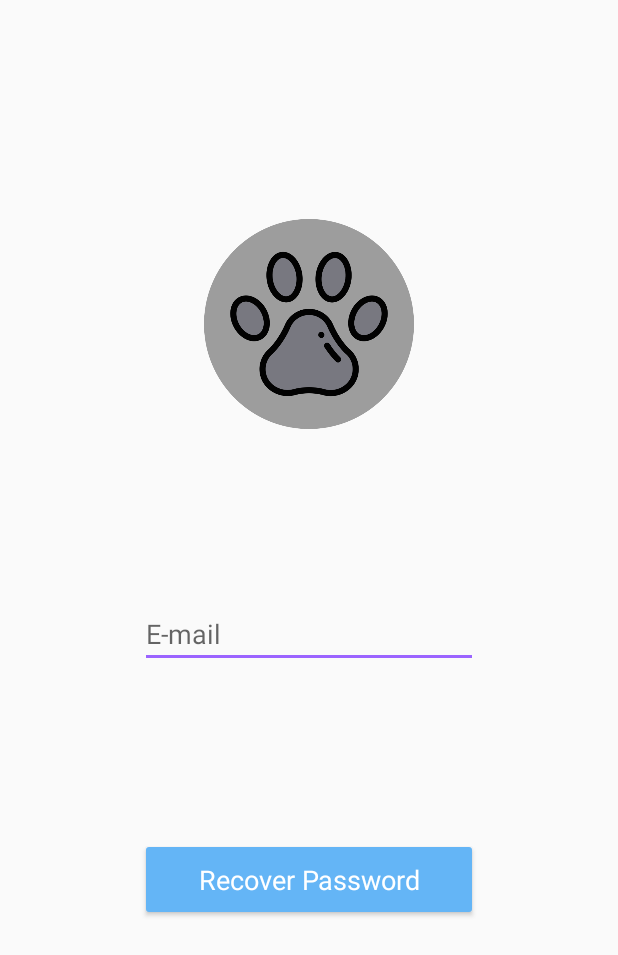
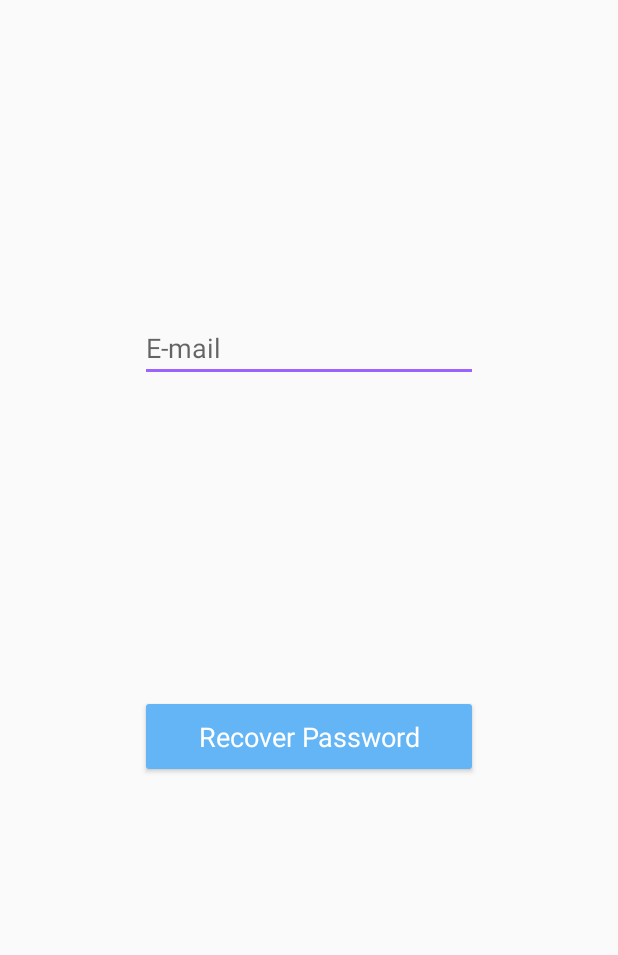
Before and after one commit to marcomr22/AppsMoveis, an Android app: the screen it shows after launch (PasswordRecovery), after a tap on "Forgot your password?", on a phone screen of 412 x 824 dp. Shown: the top 955 px of the screen. Run offline under Robolectric (Android 15) with nearby library versions, the phone set to English and light mode, and no system bars; our stand-ins replace Firebase (no records; nobody signed in at launch, a user with empty details on screens opened directly).

Commit message:
Some minor upgrades

```diff
--- a/app/src/main/res/layout/activity_change_password.xml
+++ b/app/src/main/res/layout/activity_change_password.xml
@@ -29,7 +29,7 @@
         android:ems="10"
         android:hint="@string/hint_confirm_new_password"
         android:inputType="textPassword"
-        android:textColor="#FFFFFF"
+        android:textColor="#000000"
         app:layout_constraintBottom_toTopOf="@+id/ChangePasswordButton"
         app:layout_constraintEnd_toEndOf="parent"
         app:layout_constraintStart_toStartOf="parent"
--- a/app/src/main/res/layout/activity_icon_credits.xml
+++ b/app/src/main/res/layout/activity_icon_credits.xml
@@ -27,7 +27,6 @@
         android:layout_marginTop="24dp"
         android:layout_marginEnd="24dp"
         android:linksClickable="true"
-        android:longClickable="true"
         android:text="@string/credits1"
         android:textColor="#000000"
         android:textSize="16sp"
@@ -43,6 +42,7 @@
         android:layout_marginStart="24dp"
         android:layout_marginTop="24dp"
         android:layout_marginEnd="24dp"
+        android:linksClickable="true"
         android:text="@string/credits2"
         android:textColor="#000000"
         android:textSize="16sp"
@@ -58,6 +58,7 @@
         android:layout_marginStart="24dp"
         android:layout_marginTop="24dp"
         android:layout_marginEnd="24dp"
+        android:linksClickable="true"
         android:text="@string/credits3"
         android:textColor="#000000"
         android:textSize="16sp"
@@ -73,6 +74,7 @@
         android:layout_marginStart="24dp"
         android:layout_marginTop="24dp"
         android:layout_marginEnd="24dp"
+        android:linksClickable="true"
         android:text="@string/credits4"
         android:textColor="#000000"
         android:textSize="16sp"
@@ -88,6 +90,7 @@
         android:layout_marginStart="24dp"
         android:layout_marginTop="24dp"
         android:layout_marginEnd="24dp"
+        android:linksClickable="true"
         android:text="@string/credits5"
         android:textColor="#000000"
         android:textSize="16sp"
@@ -103,6 +106,7 @@
         android:layout_marginStart="24dp"
         android:layout_marginTop="24dp"
         android:layout_marginEnd="24dp"
+        android:linksClickable="true"
         android:layout_marginBottom="32dp"
         android:text="@string/credits6"
         android:textColor="#000000"
--- a/app/src/main/res/layout/activity_my_services.xml
+++ b/app/src/main/res/layout/activity_my_services.xml
@@ -21,7 +21,7 @@
             android:id="@+id/rv"
             android:layout_width="match_parent"
             android:layout_height="match_parent"
-            android:background="#E50909" />
+            android:background="#00FFFFFF" />
 
     </androidx.core.widget.NestedScrollView>
 
--- a/app/src/main/res/layout/activity_password_recovery.xml
+++ b/app/src/main/res/layout/activity_password_recovery.xml
@@ -5,18 +5,6 @@
     android:layout_width="match_parent"
     android:layout_height="match_parent"
     tools:context=".PasswordRecovery">
-
-    <ImageView
-        android:id="@+id/app_icon"
-        android:layout_width="140dp"
-        android:layout_height="140dp"
-        android:layout_marginTop="64dp"
-        android:contentDescription="@string/app_icon"
-        app:layout_constraintBottom_toTopOf="@+id/email"
-        app:layout_constraintEnd_toEndOf="parent"
-        app:layout_constraintStart_toStartOf="parent"
-        app:layout_constraintTop_toTopOf="parent"
-        app:srcCompat="@drawable/g1049" />
 
     <EditText
         android:id="@+id/email"
@@ -30,8 +18,7 @@
         app:layout_constraintBottom_toTopOf="@+id/RecoverPassword"
         app:layout_constraintEnd_toEndOf="parent"
         app:layout_constraintStart_toStartOf="parent"
-        app:layout_constraintTop_toBottomOf="@+id/app_icon"
-        app:layout_constraintVertical_bias="0.636" />
+        app:layout_constraintTop_toTopOf="parent" />
 
     <Button
         android:id="@+id/RecoverPassword"
--- a/app/src/main/res/layout/activity_service.xml
+++ b/app/src/main/res/layout/activity_service.xml
@@ -258,6 +258,7 @@
         android:contentDescription="@string/service_picture"
         android:scaleType="fitCenter"
         android:src="@android:drawable/ic_menu_gallery"
+        app:layout_constraintBottom_toTopOf="@+id/price"
         app:layout_constraintEnd_toStartOf="@+id/rightArrow"
         app:layout_constraintStart_toEndOf="@+id/leftArrow"
         app:layout_constraintTop_toBottomOf="@+id/serviceDescription" />
--- a/app/src/main/res/layout/activity_service_settings.xml
+++ b/app/src/main/res/layout/activity_service_settings.xml
@@ -289,17 +289,17 @@
 
     <EditText
         android:id="@+id/serviceTitle"
-        style="@style/Base.Widget.MaterialComponents.AutoCompleteTextView"
         android:layout_width="180dp"
-        android:layout_height="30dp"
+        android:layout_height="wrap_content"
         android:layout_marginStart="8dp"
         android:layout_marginTop="8dp"
         android:layout_marginEnd="8dp"
         android:hint="@string/service_title_hint"
         android:importantForAutofill="no"
-        android:inputType="text"
+        android:inputType="textPersonName|text"
         android:textColor="#000000"
         android:textColorHint="#787878"
+        android:textSize="14sp"
         app:layout_constraintBottom_toTopOf="@+id/editText4"
         app:layout_constraintEnd_toEndOf="parent"
         app:layout_constraintStart_toEndOf="@+id/categories_prompt"
--- a/app/src/main/res/values/strings.xml
+++ b/app/src/main/res/values/strings.xml
@@ -80,8 +80,8 @@
     <string name="credits2"><a href="https://www.flaticon.com/authors/smashicons">Smashicons</a></string>
     <string name="credits3"><a href="https://www.flaticon.com/authors/iconixar">iconixar</a></string>
     <string name="credits4"><a href="https://www.flaticon.com/authors/pixelmeetup">Pixelmeetup</a></string>
-    <string name="credits5"><a href=" https://www.flaticon.com/authors/pixel-perfect">Pixel perfect</a></string>
+    <string name="credits5"><a href="https://www.flaticon.com/authors/pixel-perfect">Pixel perfect</a></string>
     <string name="credits6"><a href="https://www.flaticon.com/authors/monkik">monkik</a></string>
-    <string name="service_title_hint">Write a title for your service</string>
+    <string name="service_title_hint">Title your service</string>
 
 </resources>
```
Also changed, not shown: app/src/main/res/layout/activity_re_authentication.xml (+3 -16 lines).
